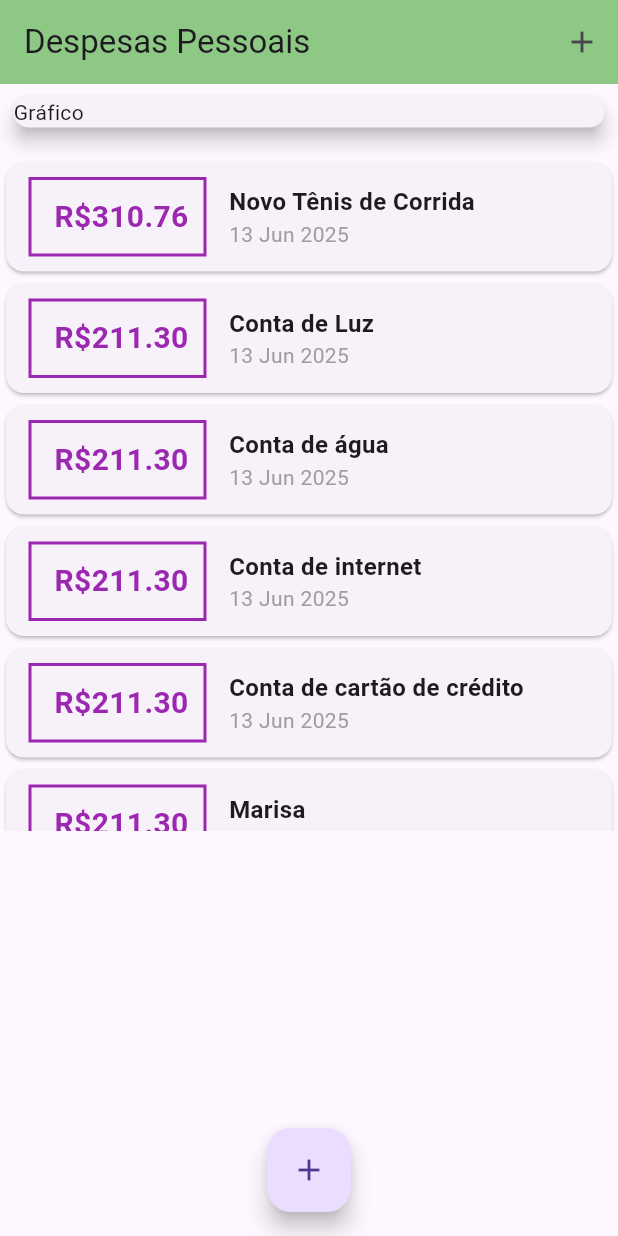
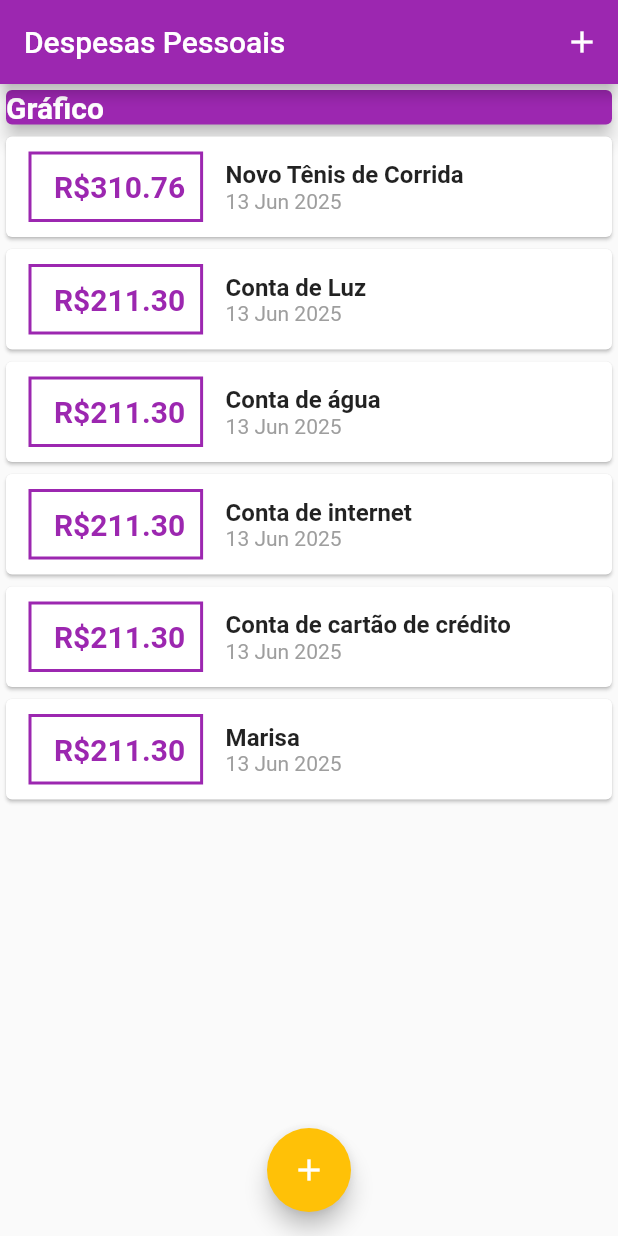
Before and after one commit to gregoriando/flutter_expenses, a Flutter app: the screen it shows after launch, on a phone screen of 412 x 824 dp. Run offline on Flutter 3.47's test engine with Material 3 defaults, Android fonts, the light colour scheme and no system bars.

Commit message:
feat 'Adicionado thema'

```diff
--- a/lib/components/transaction_list.dart
+++ b/lib/components/transaction_list.dart
@@ -21,7 +21,10 @@ class TransactionList extends StatelessWidget {
                 Container(
                   margin: EdgeInsets.symmetric(horizontal: 15, vertical: 10),
                   decoration: BoxDecoration(
-                    border: Border.all(color: Colors.purple, width: 2),
+                    border: Border.all(
+                      color: Theme.of(context).colorScheme.primary,
+                      width: 2,
+                    ),
                   ),
                   padding: EdgeInsets.all(10),
                   child: Text(
@@ -29,7 +32,7 @@ class TransactionList extends StatelessWidget {
                     style: TextStyle(
                       fontWeight: FontWeight.bold,
                       fontSize: 20,
-                      color: Colors.purple,
+                      color: Theme.of(context).colorScheme.primary,
                     ),
                   ),
                 ),
--- a/lib/main.dart
+++ b/lib/main.dart
@@ -1,5 +1,4 @@
 import 'dart:math';
-
 import 'package:flutter/material.dart';
 import 'package:flutter_expenses/components/transaction_form.dart';
 import 'package:flutter_expenses/components/transaction_list.dart';
@@ -10,11 +9,26 @@ void main() {
 }
 
 class ExpensesApp extends StatelessWidget {
-  const ExpensesApp({super.key});
+  ExpensesApp({super.key});
+  final ThemeData tema = ThemeData();
 
   @override
   Widget build(BuildContext context) {
-    return MaterialApp(home: MyHomePage());
+    return MaterialApp(
+      home: MyHomePage(),
+      theme: ThemeData(
+        useMaterial3: false,
+        appBarTheme: AppBarTheme(
+          backgroundColor: Colors.purple,
+          foregroundColor: Colors.white,
+        ),
+        colorScheme: ColorScheme.fromSeed(
+          seedColor: Colors.amber,
+          primary: Colors.purple,
+          secondary: Colors.amber,
+        ),
+      ),
+    );
   }
 }
 
@@ -72,36 +86,6 @@ class _MyHomePageState extends State<MyHomePage> {
       value: 211.30,
       date: DateTime.now(),
     ),
-    Transaction(
-      id: 't11',
-      title: 'Prestação do Carro',
-      value: 211.30,
-      date: DateTime.now(),
-    ),
-    Transaction(
-      id: 't12',
-      title: 'Prestação da moto',
-      value: 211.30,
-      date: DateTime.now(),
-    ),
-    Transaction(
-      id: 't13',
-      title: ' Magic',
-      value: 211.30,
-      date: DateTime.now(),
-    ),
-    Transaction(
-      id: 't14',
-      title: 'Conta de Bonecos',
-      value: 211.30,
-      date: DateTime.now(),
-    ),
-    Transaction(
-      id: 't15',
-      title: 'Alimentação',
-      value: 211.30,
-      date: DateTime.now(),
-    ),
   ];
 
   void _addTransaction(String title, double value) {
@@ -130,7 +114,6 @@ class _MyHomePageState extends State<MyHomePage> {
   Widget build(BuildContext context) {
     return Scaffold(
       appBar: AppBar(
-        backgroundColor: const Color.fromARGB(255, 142, 200, 133),
         actions: [
           IconButton(
             onPressed: () {
@@ -143,13 +126,21 @@ class _MyHomePageState extends State<MyHomePage> {
       ),
       body: SingleChildScrollView(
         child: Column(
-          spacing: 10,
           crossAxisAlignment: CrossAxisAlignment.stretch,
           children: [
-            Container(
-              padding: EdgeInsets.all(5),
-              width: double.infinity,
-              child: Card(elevation: 5, child: Text('Gráfico')),
+            SizedBox(
+              child: Card(
+                elevation: 5,
+                color: Theme.of(context).appBarTheme.backgroundColor,
+                child: Text(
+                  'Gráfico',
+                  style: TextStyle(
+                    color: Theme.of(context).appBarTheme.foregroundColor,
+                    fontSize: 20,
+                    fontWeight: FontWeight.bold,
+                  ),
+                ),
+              ),
             ),
             TransactionList(_transactions),
           ],
```
